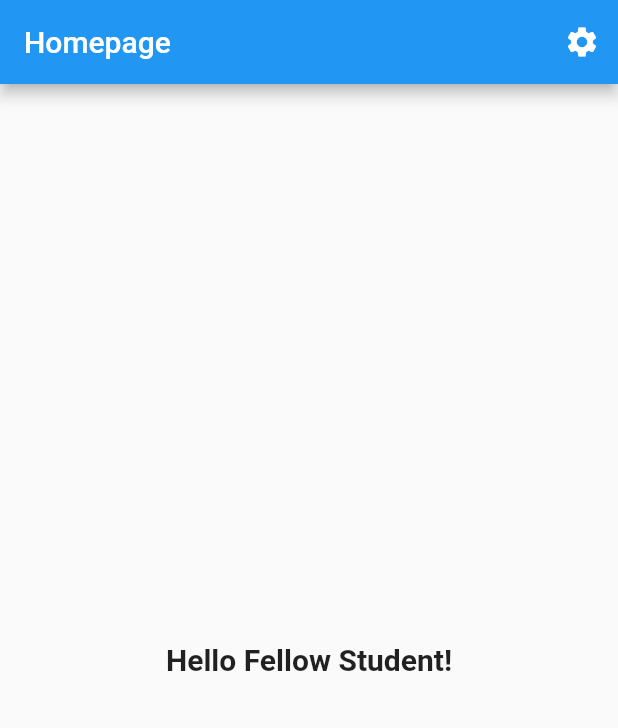
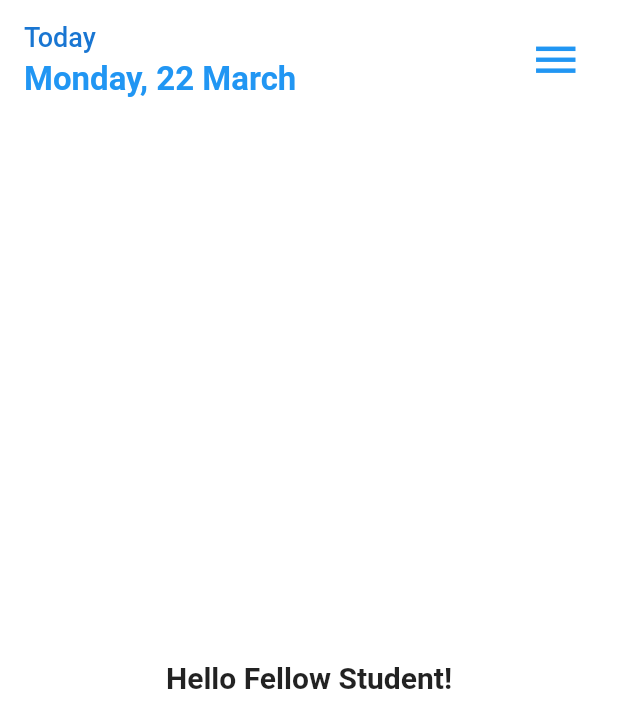
Before and after one commit to KitsuneSamaIX/Uniud-Timetable-App, a Flutter app: the screen it shows after launch, on a phone screen of 412 x 824 dp. Shown: the top 728 px of the screen. Run offline on Flutter 3.47's test engine with Material 2 defaults, Android fonts, the phone set to English and light mode, and no system bars.

Commit message:
code improvements: layout

```diff
--- a/lib/main.dart
+++ b/lib/main.dart
@@ -11,7 +11,7 @@ class MyApp extends StatelessWidget {
   @override
   Widget build(BuildContext context) {
     return MaterialApp(
-      title: 'Flutter Demo',
+      title: 'UNIUD Timetable App',
       theme: ThemeData(
         primarySwatch: Colors.blue,
       ),
@@ -31,45 +31,86 @@ class _HomePageState extends State<HomePage> {
   @override
   Widget build(BuildContext context) {
     return Scaffold(
+      backgroundColor: Colors.white,
       appBar: AppBar(
-        title: const Text("Homepage"),
-        actions: [
-          IconButton(
-            icon: const Icon(Icons.settings),
-            onPressed: _pushSettingsPage,
-            tooltip: 'Settings',
+        elevation: 0,
+        backgroundColor: Colors.white,
+        titleSpacing: 0,
+        toolbarHeight: 80,
+        title: Padding(
+          padding: const EdgeInsets.all(16),
+          child: Row(
+            children: [
+              Expanded(
+                child: Column(
+                  crossAxisAlignment: CrossAxisAlignment.start,
+                  mainAxisAlignment: MainAxisAlignment.center,
+                  children: [
+                    Text(
+                      'Today',
+                      style: TextStyle(
+                        color: Theme.of(context).primaryColorDark,
+                        fontSize: 18,
+                      ),
+                    ),
+                    const SizedBox(height: 5,),
+                    Text(
+                      'Monday, 22 March',
+                      style: TextStyle(
+                        color: Theme.of(context).primaryColor,
+                        fontWeight: FontWeight.bold,
+                        fontSize: 22,
+                      ),
                     ),
                   ],
                 ),
-      body: const Center(
+              ),
+              IconButton(
+                iconSize: 35,
+                color: Theme.of(context).primaryColor,
+                icon: const Icon(Icons.menu),
+                onPressed: _pushMenuPage,
+                tooltip: 'Menu',
+              ),
+            ],
+          ),
+        ),
+      ),
+      body: Column(
+        children: const [
+          Expanded(
+            child: Center(
               child: Text(
-          "Hello Fellow Student!",
+                'Hello Fellow Student!',
                 style: TextStyle(
                   fontSize: 20,
                   fontWeight: FontWeight.bold,
                 ),
               ),
             ),
+          ),
+        ],
+      ),
     );
   }
 
-  void _pushSettingsPage() {
+  void _pushMenuPage() {
     Navigator.of(context).push(
       MaterialPageRoute<void>(
-        builder: (context) => const SettingsPage(),
+        builder: (context) => const MenuPage(),
       ),
     );
   }
 }
 
-class SettingsPage extends StatefulWidget {
-  const SettingsPage({Key? key}) : super(key: key);
+class MenuPage extends StatefulWidget {
+  const MenuPage({Key? key}) : super(key: key);
 
   @override
-  State<SettingsPage> createState() => _SettingsPageState();
+  State<MenuPage> createState() => _MenuPageState();
 }
 
-class _SettingsPageState extends State<SettingsPage> {
+class _MenuPageState extends State<MenuPage> {
   @override
   Widget build(BuildContext context) {
     return Scaffold(
```
Lines whose indentation alone changed are shown as unchanged.
